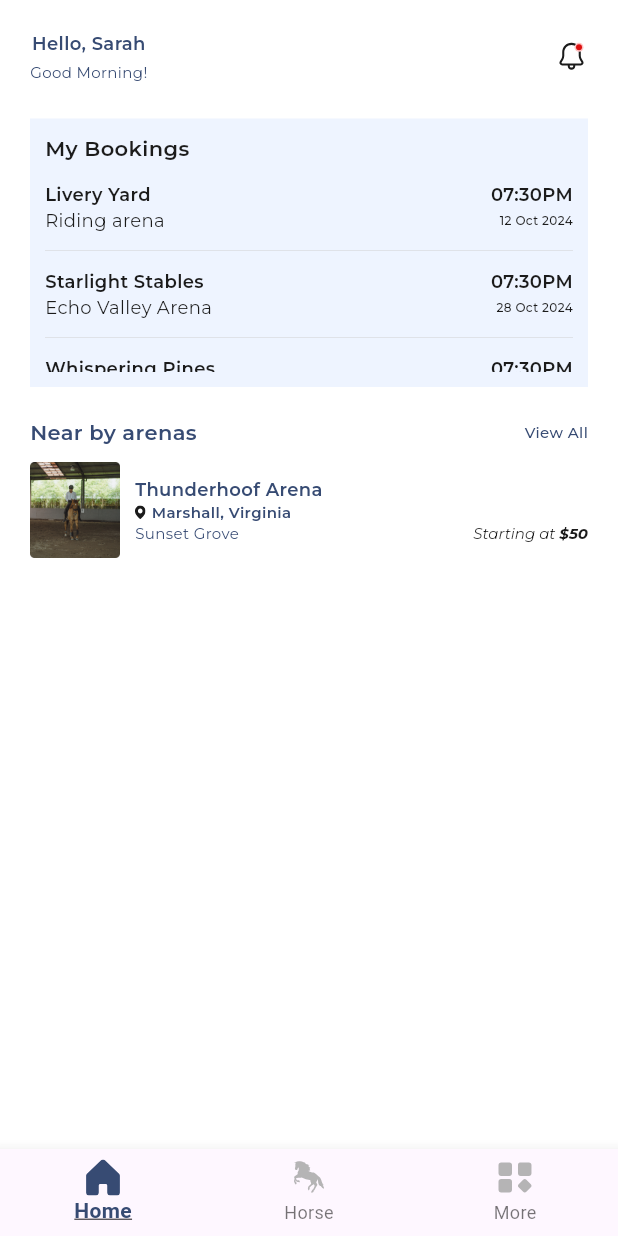
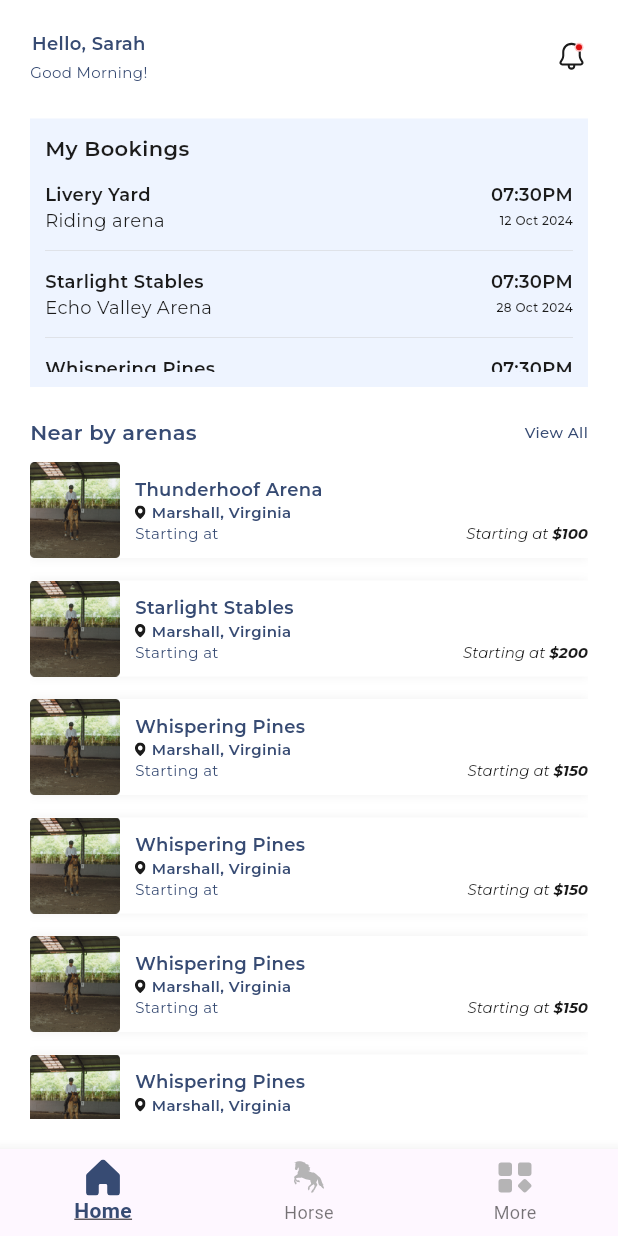
Before and after one commit to ritik378/flutter_practical_designs, a Flutter app: the screen it shows after launch, on a phone screen of 412 x 824 dp. Run offline on Flutter 3.47's test engine with Material 3 defaults, Android fonts, the phone set to English and light mode, and no system bars; our stand-ins replace adaptive_dialog, another_flushbar, device_preview, flutter_styled_toast, flutter_svg, geolocator and 4 more; missing offline and left inert: colorful_safe_area, dart:ffi, loading_btn.

Commit message:
Added Boxshadow On Location

```diff
--- a/lib/common/app_color.dart
+++ b/lib/common/app_color.dart
@@ -10,4 +10,5 @@ class AppColor{
  static const Color softSky = Color.fromRGBO(238, 244, 255, 1);
  static const Color deepCharcoal = Color.fromRGBO(27, 27, 27, 1);
  static const Color mistyGray = Color.fromRGBO(207, 207, 207, 0.64);
+ static const Color lightBlack = Color.fromRGBO(0, 0, 0, 0.06);
 }
--- a/lib/common/languages/custom_location.dart
+++ b/lib/common/languages/custom_location.dart
@@ -6,20 +6,34 @@ import 'package:designs/common/fonts.dart';
 import 'package:flutter/material.dart';
 
 class CustomLocation extends StatelessWidget {
-  const CustomLocation(this.image,{super.key,this.title='null',this.location='null',this.subTitle='null',this.prise});
+  const CustomLocation(this.image,
+      {super.key,
+      this.title = '',
+      this.location = '',
+      this.subTitle = '',
+      this.price = ''});
+
   final String image;
   final String title;
   final String location;
   final String subTitle;
-  final String? prise;
+  final String? price;
+
   @override
   Widget build(BuildContext context) {
-    return Row(
+    return Padding(
+      padding: const EdgeInsets.only(bottom: 15),
+      child: Container(
+        decoration: const BoxDecoration(color: AppColor.white, boxShadow: [
+          BoxShadow(
+            color: AppColor.lightBlack,
+            offset: Offset(0.0, 0.0),
+            blurRadius: 5.0,
+          ),
+        ]),
+        child: Row(
           children: [
-        CommonUi.setPngImage(image,
-            height: 64.0, width: 60.0),
-
-        ///Space
+            CommonUi.setPngImage(image, height: 64.0, width: 60.0),
             const SizedBox(
               width: 10,
             ),
@@ -35,8 +49,7 @@ class CustomLocation extends StatelessWidget {
                   Row(
                     children: [
                       ///Location Icon....
-                  CommonUi.setSvgImage('location',
-                      height: 9, width: 7),
+                      CommonUi.setSvgImage('location', height: 9, width: 7),
 
                       ///Space
                       const SizedBox(
@@ -68,7 +81,7 @@ class CustomLocation extends StatelessWidget {
                               ),
                             ),
                             TextSpan(
-                          text:'\$$prise',
+                              text: '\$$price',
                               style: const TextStyle(
                                 color: AppColor.deepCharcoal,
                                 fontSize: 10.0,
@@ -84,6 +97,8 @@ class CustomLocation extends StatelessWidget {
               ),
             ),
           ],
+        ),
+      ),
     );
   }
 }
--- a/lib/dashboard/dashboard_controller.dart
+++ b/lib/dashboard/dashboard_controller.dart
@@ -6,18 +6,21 @@ import 'package:get/get.dart';
 class DashboardController extends GetxController {
   var selectedIndex = 0.obs;
 
-   ///onItemTapped...
+  ///onItemTapped...
   void onItemTapped(int index) {
     selectedIndex.value = index;
   }
+
   //NavScreens...
-  List<Widget> navScreens() {
-    return [
-      HomeView(),
-      Center(child: CommonUi.commonText('My horse'),),
-      Center(child: CommonUi.commonText('More'),),
-    ];
-  }
+  List<Widget> navScreens = [
+    HomeView(),
+    Center(
+      child: CommonUi.commonText('My horse'),
+    ),
+    Center(
+      child: CommonUi.commonText('More'),
+    ),
+  ];
 
   //NavBars items.
   List<BottomNavigationBarItem> navBarsItems() {
@@ -28,6 +31,7 @@ class DashboardController extends GetxController {
         activeIcon: CommonUi.setSvgImage('home_active', height: 24, width: 24),
         label: 'Home',
       ),
+
       ///Horse...
       BottomNavigationBarItem(
         icon: CommonUi.setSvgImage('horse_bottom_inactive',
@@ -36,6 +40,7 @@ class DashboardController extends GetxController {
             CommonUi.setSvgImage('horse_bottom_active', height: 24, width: 24),
         label: 'Horse',
       ),
+
       ///More...
       BottomNavigationBarItem(
         activeIcon:
--- a/lib/dashboard/dashboard_view.dart
+++ b/lib/dashboard/dashboard_view.dart
@@ -21,7 +21,7 @@ class _DashboardViewState extends State<DashboardView> {
       color: Colors.white,
       child:Obx(()=> Scaffold(
         backgroundColor: AppColor.white,
-        body: dashboardController.navScreens()[dashboardController.selectedIndex.value],
+        body: dashboardController.navScreens[dashboardController.selectedIndex.value],
         bottomNavigationBar:  BottomNavigationBar(
             selectedLabelStyle: const TextStyle(
               fontSize: 14,
--- /dev/null
+++ b/lib/dashboard/home/home_binding.dart
@@ -0,0 +1,9 @@
+import 'package:designs/dashboard/home/home_controller.dart';
+import 'package:get/get.dart';
+
+class HomeBinding extends Bindings {
+  @override
+  void dependencies() {
+    Get.lazyPut(() => HomeController());
+  }
+}
--- /dev/null
+++ b/lib/dashboard/home/home_controller.dart
@@ -0,0 +1,132 @@
+import 'package:designs/common/languages/custom_location.dart';
+import 'package:flutter/cupertino.dart';
+import 'package:get/get.dart';
+
+import '../../common/custom_booking.dart';
+
+class HomeController extends GetxController{
+
+  var bookingList = [
+    const CustomBooking(
+      title: 'Livery Yard',
+      date: '12 Oct 2024',
+      time: '07:30PM',
+      subTitle: 'Riding arena',
+    ),
+    const CustomBooking(
+      title: 'Starlight Stables',
+      date: '28 Oct 2024',
+      time: '07:30PM',
+      subTitle: 'Echo Valley Arena',
+    ),
+    const CustomBooking(
+      title: 'Whispering Pines',
+      date: '12 Oct 2024',
+      time: '07:30PM',
+      subTitle: 'Echo Valley Arena',
+    ),
+  ].obs;
+
+  var locations = <CustomLocation>[].obs;
+
+  @override
+  void onInit() {
+    locations.addAll([
+      const CustomLocation(
+        'thunder',
+        title: 'Thunderhoof Arena',
+        location: 'Marshall, Virginia',
+        subTitle: 'Starting at',
+        price: '100',
+      ),
+      const CustomLocation(
+        'thunder',
+        title: 'Starlight Stables',
+        location: 'Marshall, Virginia',
+        subTitle: 'Starting at ',
+        price:  '200',
+      ),
+      const CustomLocation(
+        'thunder',
+        title: 'Whispering Pines',
+        location: 'Marshall, Virginia',
+        subTitle: 'Starting at ',
+        price: '150',
+      ),
+
+      const CustomLocation(
+        'thunder',
+        title: 'Whispering Pines',
+        location: 'Marshall, Virginia',
+        subTitle: 'Starting at ',
+        price: '150',
+      ),
+
+      const CustomLocation(
+        'thunder',
+        title: 'Whispering Pines',
+        location: 'Marshall, Virginia',
+        subTitle: 'Starting at ',
+        price: '150',
+      ),
+
+      const CustomLocation(
+        'thunder',
+        title: 'Whispering Pines',
+        location: 'Marshall, Virginia',
+        subTitle: 'Starting at ',
+        price: '150',
+      ),
+
+      const CustomLocation(
+        'thunder',
+        title: 'Whispering Pines',
+        location: 'Marshall, Virginia',
+        subTitle: 'Starting at ',
+        price: '150',
+      ),
+
+      const CustomLocation(
+        'thunder',
+        title: 'Whispering Pines',
+        location: 'Marshall, Virginia',
+        subTitle: 'Starting at ',
+        price: '150',
+      ),
+
+      const CustomLocation(
+        'thunder',
+        title: 'Whispering Pines',
+        location: 'Marshall, Virginia',
+        subTitle: 'Starting at ',
+        price: '150',
+      ),
+
+      const CustomLocation(
+        'thunder',
+        title: 'Whispering Pines',
+        location: 'Marshall, Virginia',
+        subTitle: 'Starting at ',
+        price: '150',
+      ),
+
+      const CustomLocation(
+        'thunder',
+        title: 'Whispering Pines',
+        location: 'Marshall, Virginia',
+        subTitle: 'Starting at ',
+        price: '150',
+      ),
+
+      const CustomLocation(
+        'thunder',
+        title: 'Whispering Pines',
+        location: 'Marshall, Virginia',
+        subTitle: 'Starting at ',
+        price: '150',
+      ),
+    ]);
+    super.onInit();
+  }
+
+}
--- a/lib/dashboard/home/home_view.dart
+++ b/lib/dashboard/home/home_view.dart
@@ -3,32 +3,16 @@ import 'package:designs/common/app_color.dart';
 import 'package:designs/common/common_ui.dart';
 import 'package:designs/common/custom_booking.dart';
 import 'package:designs/common/fonts.dart';
-import 'package:designs/common/languages/custom_location.dart';
+import 'package:designs/dashboard/home/home_controller.dart';
 import 'package:flutter/material.dart';
+import 'package:get/get.dart';
 
+/// A stateless widget that represents the home view of the application.
 class HomeView extends StatelessWidget {
   HomeView({super.key});
 
-  final List<CustomBooking> bookingList = [
-    const CustomBooking(
-      title: 'Livery Yard',
-      date: '12 Oct 2024',
-      time: '07:30PM',
-      subTitle: 'Riding arena',
-    ),
-    const CustomBooking(
-      title: 'Starlight Stables',
-      date: '28 Oct 2024',
-      time: '07:30PM',
-      subTitle: 'Echo Valley Arena',
-    ),
-    const CustomBooking(
-      title: 'Whispering Pines',
-      date: '12 Oct 2024',
-      time: '07:30PM',
-      subTitle: 'Echo Valley Arena',
-    ),
-  ];
+  /// The controller for managing the state and logic of the home view.
+  final HomeController homeController = Get.find<HomeController>();
 
   @override
   Widget build(BuildContext context) {
@@ -41,37 +25,29 @@ class HomeView extends StatelessWidget {
           child: Column(
             crossAxisAlignment: CrossAxisAlignment.start,
             children: [
+
+              /// Row containing greeting text and a notification icon.
               Row(
                 children: [
                   Column(
                     children: [
-                      ///Hello, Sarah
                       CommonUi.commonText('Hello, Sarah',
                           fontFamily: Fonts.semiBold, fontSize: 12.0),
-
-                      ///Space....
                       const SizedBox(height: 4),
-
-                      ///Good Morning...
                       CommonUi.commonText('Good Morning!',
                           fontFamily: Fonts.regular, fontSize: 10.0),
                     ],
                   ),
-
-                  ///Spacer....
                   const Spacer(),
-
-                  ///Bell
                   CommonUi.setSvgImage('bell', height: 22, width: 22),
                 ],
               ),
 
-              ///Space...
               const SizedBox(
                 height: 24,
               ),
 
-              ///Booking Container...
+              /// Container displaying the user's bookings.
               Container(
                 height: 179,
                 width: double.infinity,
@@ -81,40 +57,44 @@ class HomeView extends StatelessWidget {
                   child: Column(
                     crossAxisAlignment: CrossAxisAlignment.start,
                     children: [
-                      ///My Bookings...
                       CommonUi.commonText('My Bookings',
                           fontFamily: Fonts.semiBold,
                           fontSize: 14.0,
                           color: AppColor.deepCharcoal),
 
-                      ///Space...
                       const SizedBox(
                         height: 12,
                       ),
+
+                      /// List of bookings.
                       Expanded(
-                        child: ListView.builder(
-                            itemCount: bookingList.length,
+                        child: Obx(() {
+                          return ListView.builder(
+                            itemCount: homeController.bookingList.length,
                             itemBuilder: (context, index) {
                               return CustomBooking(
-                                title: bookingList[index].title,
-                                date: bookingList[index].date,
-                                time: bookingList[index].time,
-                                subTitle: bookingList[index].subTitle,
-                                isLast: index == bookingList.length - 1,
+                                title: homeController.bookingList[index].title,
+                                date: homeController.bookingList[index].date,
+                                time: homeController.bookingList[index].time,
+                                subTitle: homeController.bookingList[index]
+                                    .subTitle,
+                                isLast: index ==
+                                    homeController.bookingList.length - 1,
                               );
-                            }),
+                            },
+                          );
+                        }),
                       ),
                     ],
                   ),
                 ),
               ),
 
-              ///Space...
               const SizedBox(
                 height: 20,
               ),
 
-              ///View All Row
+              /// Row containing a title and a "View All" option for nearby arenas.
               Row(
                 children: [
                   CommonUi.commonText(
@@ -122,11 +102,7 @@ class HomeView extends StatelessWidget {
                     fontFamily: Fonts.semiBold,
                     fontSize: 14.0,
                   ),
-
-                  ///Spacer...
                   const Spacer(),
-
-                  ///View All
                   CommonUi.commonText(
                     'View All',
                     fontFamily: Fonts.medium,
@@ -135,23 +111,21 @@ class HomeView extends StatelessWidget {
                 ],
               ),
 
-              ///Space..
               const SizedBox(
                 height: 10,
               ),
 
-              ListView(
-                shrinkWrap: true,
-                children: [
-                  const CustomLocation(
-                    'thunder',
-                    title: 'Thunderhoof Arena',
-                    location: 'Marshall, Virginia',
-                    subTitle: 'Sunset Grove',
-                    prise: '50',
+              /// List of nearby locations.
+              Obx(() {
+                return Expanded(
+                  child: ListView(
+                    shrinkWrap: true,
+                    children: homeController.locations.map((location) {
+                      return location;
+                    }).toList(),
                   ),
-                ],
-              ),
+                );
+              }),
             ],
           ),
         ),
--- a/lib/navigation/app_pages.dart
+++ b/lib/navigation/app_pages.dart
@@ -1,5 +1,7 @@
 import 'package:designs/dashboard/dashboard_view.dart';
 import 'package:designs/dashboard/dashboard_binding.dart';
+import 'package:designs/dashboard/home/home_binding.dart';
+import 'package:designs/dashboard/home/home_view.dart';
 import 'package:designs/demo_screen.dart';
 import 'package:designs/forgot/forgot_view.dart';
 import 'package:designs/login/login_binding.dart';
@@ -18,38 +20,50 @@ class AppPages {
       name: AppRoutes.splash,
       page: () => const SplashView(),
     ),
+
     ///Login
     GetPage(
       name: AppRoutes.login,
       page: () => LoginView(),
       binding: LoginBinding(),
     ),
+
     ///Signup
     GetPage(
       name: AppRoutes.signup,
       page: () => SignupView(),
     ),
+
     ///Forgot
     GetPage(
       name: AppRoutes.forgot,
       page: () => ForgotView(),
     ),
-    ///Home
+
+    ///Dashboard
     GetPage(
       name: AppRoutes.home,
       page: () => const DashboardView(),
-      binding: DashboardBinding(),
+      bindings: [DashboardBinding(), HomeBinding()],
     ),
+
     ///DemoScreen
     GetPage(
       name: AppRoutes.demoScreen,
       page: () => const DemoScreen(),
     ),
+
     ///MapView
     GetPage(
       name: AppRoutes.mapView,
       page: () => MapView(),
       binding: MapBinding(),
     ),
+    ///home View
+    GetPage(
+      name: AppRoutes.home,
+      page: () => HomeView(),
+      binding: HomeBinding(),
+    ),
   ];
 }
```
Lines whose indentation alone changed are shown as unchanged.
